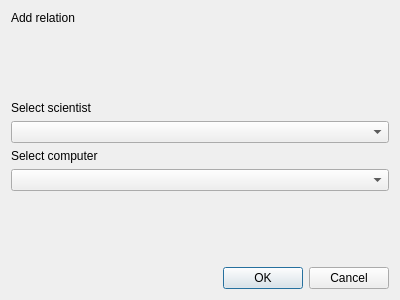
Old version of the form addrelation.ui in the repository Hopur-50/Verkefni3.
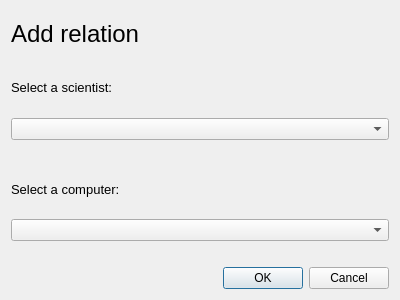
New version of the form.

The edit to the form file:
```diff
--- a/addrelation.ui
+++ b/addrelation.ui
@@ -17,37 +17,37 @@
    <item>
     <widget class="QLabel" name="label">
      <property name="text">
-      <string>Add relation</string>
+      <string>&lt;html&gt;&lt;head/&gt;&lt;body&gt;&lt;p&gt;&lt;span style=&quot; font-size:18pt;&quot;&gt;Add relation&lt;/span&gt;&lt;/p&gt;&lt;/body&gt;&lt;/html&gt;</string>
      </property>
     </widget>
    </item>
-   <item>
-    <spacer name="verticalSpacer">
-     <property name="orientation">
-      <enum>Qt::Vertical</enum>
-     </property>
-     <property name="sizeHint" stdset="0">
-      <size>
-       <width>20</width>
-       <height>40</height>
-      </size>
-     </property>
-    </spacer>
-   </item>
    <item>
     <widget class="QLabel" name="label_2">
      <property name="text">
-      <string>Select scientist</string>
+      <string>&lt;html&gt;&lt;head/&gt;&lt;body&gt;&lt;p&gt;&lt;span style=&quot; font-size:10pt;&quot;&gt;Select a scientist:&lt;/span&gt;&lt;/p&gt;&lt;/body&gt;&lt;/html&gt;</string>
      </property>
     </widget>
    </item>
    <item>
     <widget class="QComboBox" name="comboSelectScientist"/>
    </item>
+   <item>
+    <spacer name="horizontalSpacer">
+     <property name="orientation">
+      <enum>Qt::Horizontal</enum>
+     </property>
+     <property name="sizeHint" stdset="0">
+      <size>
+       <width>40</width>
+       <height>20</height>
+      </size>
+     </property>
+    </spacer>
+   </item>
    <item>
     <widget class="QLabel" name="label_3">
      <property name="text">
-      <string>Select computer</string>
+      <string>&lt;html&gt;&lt;head/&gt;&lt;body&gt;&lt;p&gt;&lt;span style=&quot; font-size:10pt;&quot;&gt;Select a computer:&lt;/span&gt;&lt;/p&gt;&lt;/body&gt;&lt;/html&gt;</string>
      </property>
     </widget>
    </item>
@@ -57,12 +57,12 @@
    <item>
     <spacer name="verticalSpacer_2">
      <property name="orientation">
-      <enum>Qt::Vertical</enum>
+      <enum>Qt::Horizontal</enum>
      </property>
      <property name="sizeHint" stdset="0">
       <size>
-       <width>20</width>
-       <height>40</height>
+       <width>40</width>
+       <height>20</height>
       </size>
      </property>
     </spacer>
```
Left out of the diff: 2 changed lines with no effect on the pictures.
